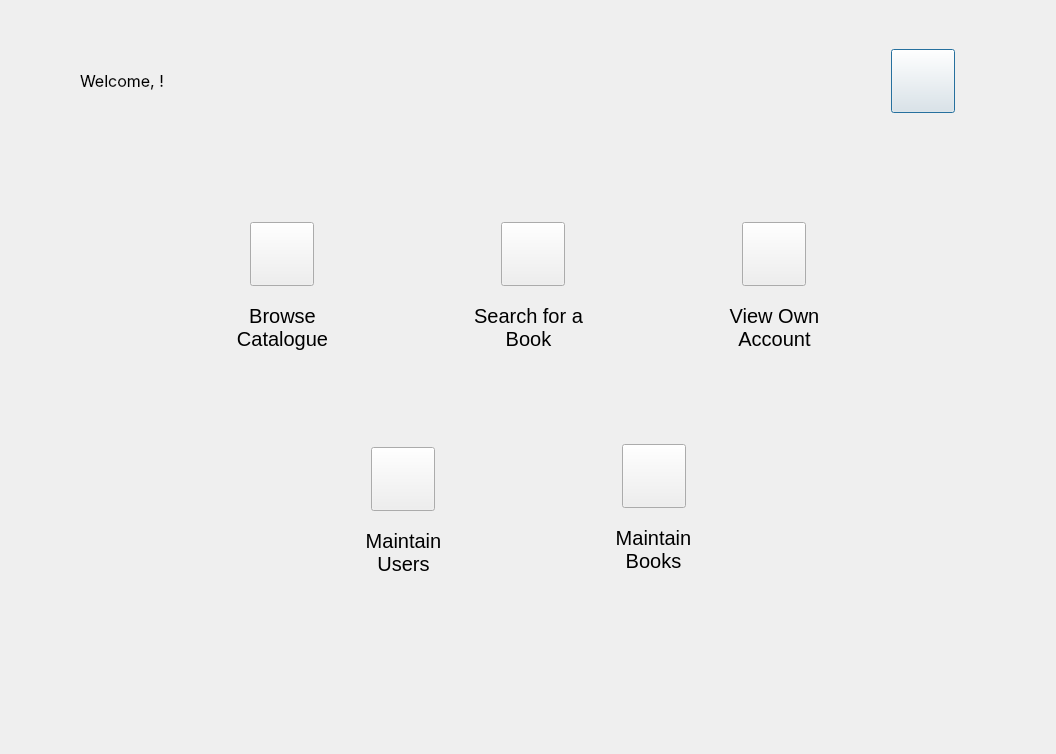
Before: the Qt Designer form mainscreen.ui in LanaYoobee/LIS, drawn with Qt 5.
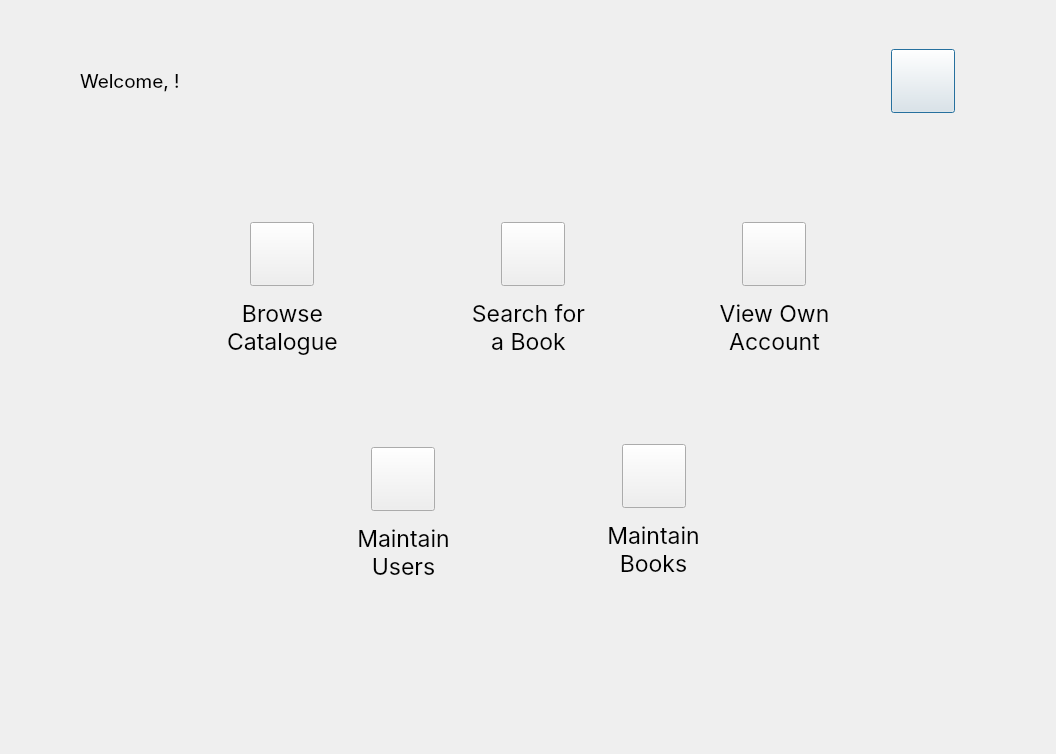
After: the same form once the commit is applied. Icons and pictures are not drawn.

```diff
--- a/mainscreen.ui
+++ b/mainscreen.ui
@@ -29,7 +29,7 @@
    <property name="font">
     <font>
      <family>Inter</family>
-     <pointsize>12</pointsize>
+     <pointsize>14</pointsize>
     </font>
    </property>
    <property name="text">
@@ -94,7 +94,8 @@
    </property>
    <property name="font">
     <font>
-     <pointsize>15</pointsize>
+     <family>Inter</family>
+     <pointsize>17</pointsize>
     </font>
    </property>
    <property name="text">
@@ -141,7 +142,8 @@
    </property>
    <property name="font">
     <font>
-     <pointsize>15</pointsize>
+     <family>Inter</family>
+     <pointsize>17</pointsize>
     </font>
    </property>
    <property name="text">
@@ -234,7 +236,8 @@
    </property>
    <property name="font">
     <font>
-     <pointsize>15</pointsize>
+     <family>Inter</family>
+     <pointsize>17</pointsize>
     </font>
    </property>
    <property name="text">
@@ -258,7 +261,8 @@
    </property>
    <property name="font">
     <font>
-     <pointsize>15</pointsize>
+     <family>Inter</family>
+     <pointsize>17</pointsize>
     </font>
    </property>
    <property name="text">
@@ -282,7 +286,8 @@
    </property>
    <property name="font">
     <font>
-     <pointsize>15</pointsize>
+     <family>Inter</family>
+     <pointsize>17</pointsize>
     </font>
    </property>
    <property name="text">
```
